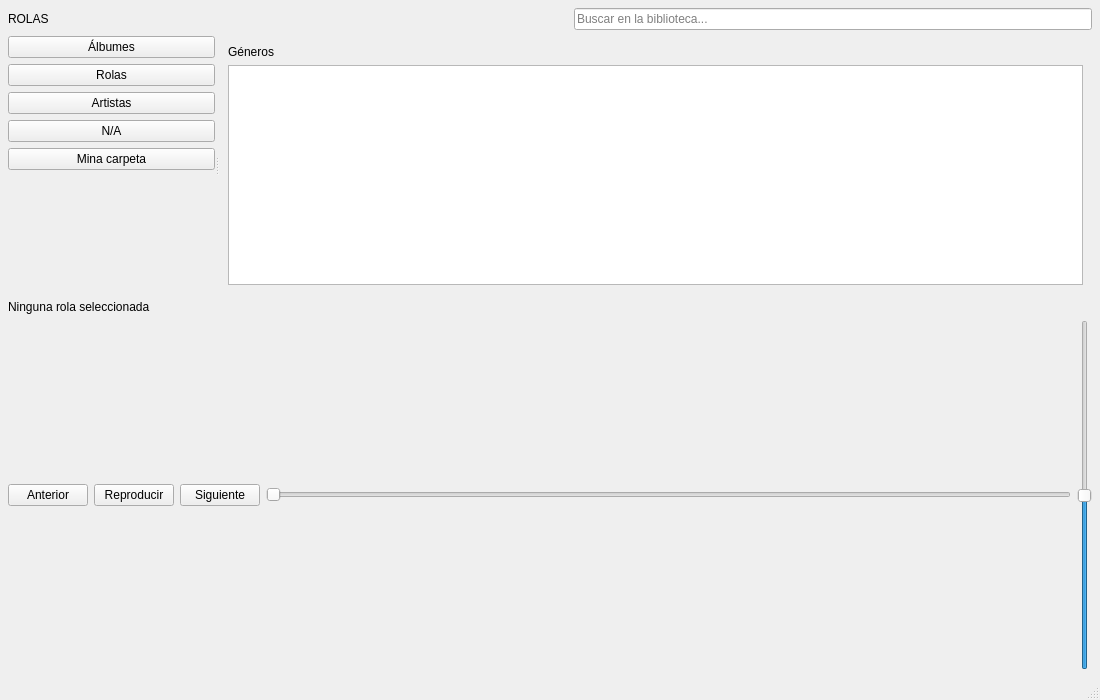
Before: the Qt Designer form Interface/Interface/mainwindow.ui in JafetFF/Base-de-datos-musical, drawn with Qt 5.
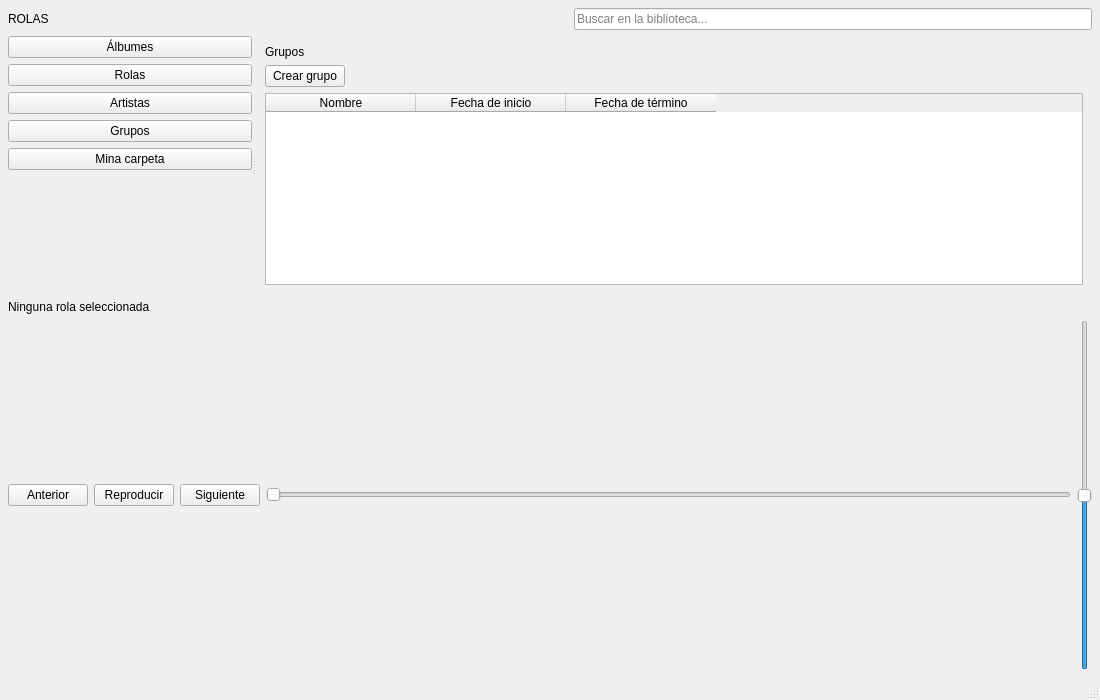
After: the same form once the commit is applied. The open tabs and pages were chosen to show the change.

Commit message: Agregué crear grupos, su apartado y agregar artistas

The edit to the form file:
```diff
--- a/Interface/Interface/mainwindow.ui
+++ b/Interface/Interface/mainwindow.ui
@@ -107,7 +107,7 @@
         <item>
          <widget class="QPushButton" name="genresButton">
           <property name="text">
-           <string>N/A</string>
+           <string>Grupos</string>
           </property>
          </widget>
         </item>
@@ -237,13 +237,6 @@
              </property>
             </widget>
            </item>
-           <item>
-            <widget class="QPushButton" name="addGroupButton">
-             <property name="text">
-              <string>Crear grupo</string>
-             </property>
-            </widget>
-           </item>
            <item>
             <widget class="QPushButton" name="addMemberButton">
              <property name="text">
@@ -287,12 +280,55 @@
          <item>
           <widget class="QLabel" name="genresTitleLabel">
            <property name="text">
-            <string>Géneros</string>
+            <string>Grupos</string>
            </property>
           </widget>
          </item>
          <item>
-          <widget class="QListWidget" name="genresList"/>
+          <layout class="QHBoxLayout" name="groupsActionsLayout">
+           <item>
+            <widget class="QPushButton" name="addGroupButton">
+             <property name="text">
+              <string>Crear grupo</string>
+             </property>
+            </widget>
+           </item>
+           <item>
+            <spacer name="groupsActionsSpacer">
+             <property name="orientation">
+              <enum>Qt::Orientation::Horizontal</enum>
+             </property>
+             <property name="sizeHint" stdset="0">
+              <size>
+               <width>40</width>
+               <height>20</height>
+              </size>
+             </property>
+            </spacer>
+           </item>
+          </layout>
+         </item>
+         <item>
+          <widget class="QTableWidget" name="groupsTable">
+           <attribute name="horizontalHeaderDefaultSectionSize">
+            <number>150</number>
+           </attribute>
+           <column>
+            <property name="text">
+             <string>Nombre</string>
+            </property>
+           </column>
+           <column>
+            <property name="text">
+             <string>Fecha de inicio</string>
+            </property>
+           </column>
+           <column>
+            <property name="text">
+             <string>Fecha de término</string>
+            </property>
+           </column>
+          </widget>
          </item>
         </layout>
        </widget>
```
Left out of the diff: 8 changed lines with no effect on the pictures. The commit also changes 5 other files.
